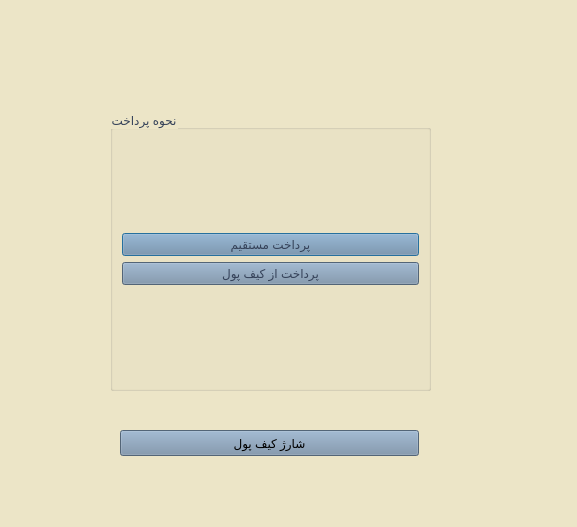
AP-projects-4001/metagoofill, file Project_Ap/choosepay.ui: the form before one commit.
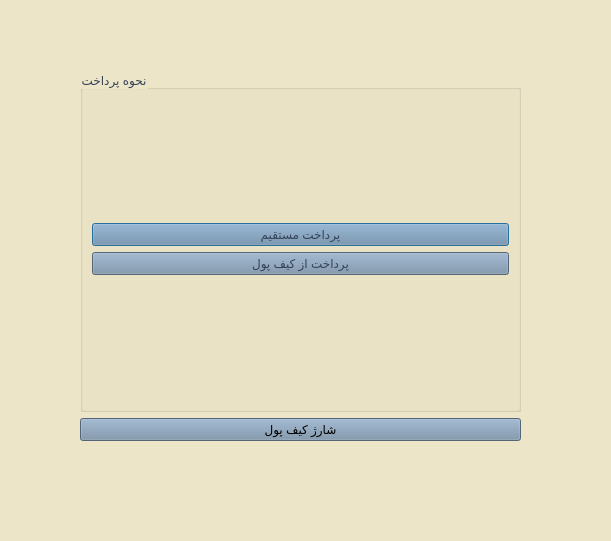
The form after the commit.

Diff of the .ui file:
```diff
--- a/Project_Ap/choosepay.ui
+++ b/Project_Ap/choosepay.ui
@@ -6,8 +6,8 @@
    <rect>
     <x>0</x>
     <y>0</y>
-    <width>577</width>
-    <height>527</height>
+    <width>611</width>
+    <height>541</height>
    </rect>
   </property>
   <property name="windowTitle">
@@ -17,15 +17,18 @@
    <string notr="true">background-color: rgb(236, 229, 199);
 </string>
   </property>
+  <widget class="QWidget" name="">
+   <property name="geometry">
+    <rect>
+     <x>80</x>
+     <y>70</y>
+     <width>441</width>
+     <height>371</height>
+    </rect>
+   </property>
+   <layout class="QVBoxLayout" name="verticalLayout_2">
+    <item>
   <widget class="QGroupBox" name="groupBox">
-   <property name="geometry">
-    <rect>
-     <x>110</x>
-     <y>110</y>
-     <width>321</width>
-     <height>281</height>
-    </rect>
-   </property>
    <property name="styleSheet">
     <string notr="true">color: rgb(53, 66, 89);
 font: 16pt &quot;Lalezar&quot;;</string>
@@ -64,15 +67,9 @@
     </item>
    </layout>
   </widget>
+    </item>
+    <item>
   <widget class="QPushButton" name="pushButton_wallet_2">
-   <property name="geometry">
-    <rect>
-     <x>120</x>
-     <y>430</y>
-     <width>299</width>
-     <height>26</height>
-    </rect>
-   </property>
    <property name="styleSheet">
     <string notr="true">font: 12pt &quot;Lalezar&quot;;
 background-color: rgb(116, 141, 166);
@@ -81,6 +78,9 @@
    <property name="text">
     <string>شارژ کیف پول</string>
    </property>
+     </widget>
+    </item>
+   </layout>
   </widget>
  </widget>
  <resources/>
```
Lines whose indentation alone changed are shown as unchanged.
